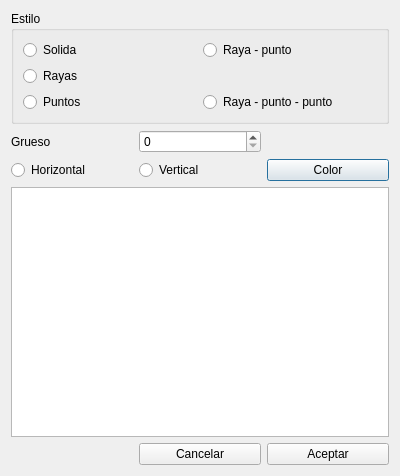
Before: the Qt Designer form EditorReports/editlinedlg.ui in arcnexus/RedFoX, drawn with Qt 5.
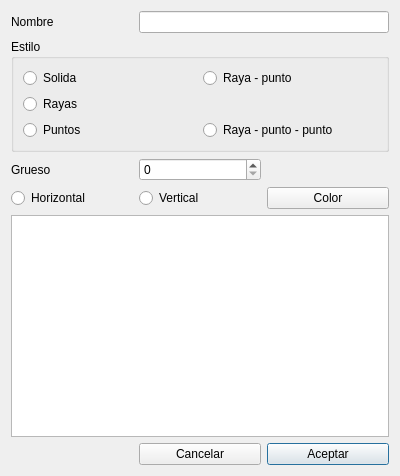
After: the same form once the commit is applied.

Diff of the .ui file:
```diff
--- a/EditorReports/editlinedlg.ui
+++ b/EditorReports/editlinedlg.ui
@@ -14,38 +14,55 @@
    <string>Dialog</string>
   </property>
   <layout class="QGridLayout" name="gridLayout_2">
-   <item row="1" column="0">
+   <item row="5" column="2">
+    <widget class="QPushButton" name="btnAceptar">
+     <property name="text">
+      <string>Aceptar</string>
+     </property>
+    </widget>
+   </item>
+   <item row="5" column="1">
+    <widget class="QPushButton" name="btnCancelar">
+     <property name="text">
+      <string>Cancelar</string>
+     </property>
+    </widget>
+   </item>
+   <item row="4" column="0" colspan="3">
+    <widget class="QGraphicsView" name="graphicsView"/>
+   </item>
+   <item row="2" column="0">
     <widget class="QLabel" name="label">
      <property name="text">
       <string>Grueso</string>
      </property>
     </widget>
    </item>
-   <item row="1" column="1">
+   <item row="3" column="2">
+    <widget class="QPushButton" name="pushButton_3">
+     <property name="text">
+      <string>Color</string>
+     </property>
+    </widget>
+   </item>
+   <item row="3" column="1">
+    <widget class="QRadioButton" name="rdbV">
+     <property name="text">
+      <string>Vertical</string>
+     </property>
+    </widget>
+   </item>
+   <item row="2" column="1">
     <widget class="QSpinBox" name="spinBox"/>
    </item>
-   <item row="2" column="0">
+   <item row="3" column="0">
     <widget class="QRadioButton" name="rdbH">
      <property name="text">
       <string>Horizontal</string>
      </property>
     </widget>
    </item>
-   <item row="2" column="1">
-    <widget class="QRadioButton" name="rdbV">
-     <property name="text">
-      <string>Vertical</string>
-     </property>
-    </widget>
-   </item>
-   <item row="2" column="2">
-    <widget class="QPushButton" name="pushButton_3">
-     <property name="text">
-      <string>Color</string>
-     </property>
-    </widget>
-   </item>
-   <item row="0" column="0" colspan="3">
+   <item row="1" column="0" colspan="3">
     <widget class="QGroupBox" name="groupBox">
      <property name="title">
       <string>Estilo</string>
@@ -89,22 +106,15 @@
      </layout>
     </widget>
    </item>
-   <item row="3" column="0" colspan="3">
-    <widget class="QGraphicsView" name="graphicsView"/>
-   </item>
-   <item row="4" column="1">
-    <widget class="QPushButton" name="btnCancelar">
+   <item row="0" column="0">
+    <widget class="QLabel" name="label_2">
      <property name="text">
-      <string>Cancelar</string>
+      <string>Nombre</string>
      </property>
     </widget>
    </item>
-   <item row="4" column="2">
-    <widget class="QPushButton" name="btnAceptar">
-     <property name="text">
-      <string>Aceptar</string>
-     </property>
-    </widget>
+   <item row="0" column="1" colspan="2">
+    <widget class="QLineEdit" name="txtNombre"/>
    </item>
   </layout>
  </widget>
```
